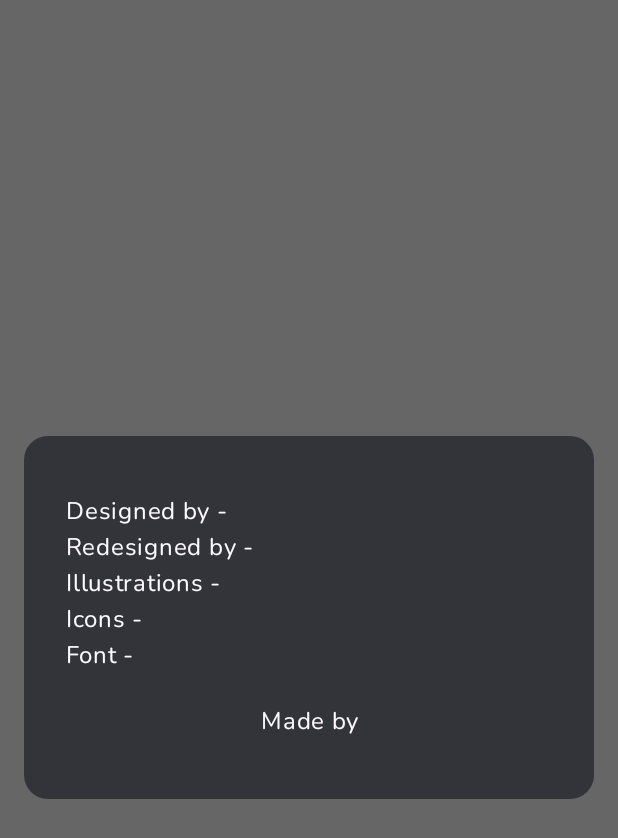
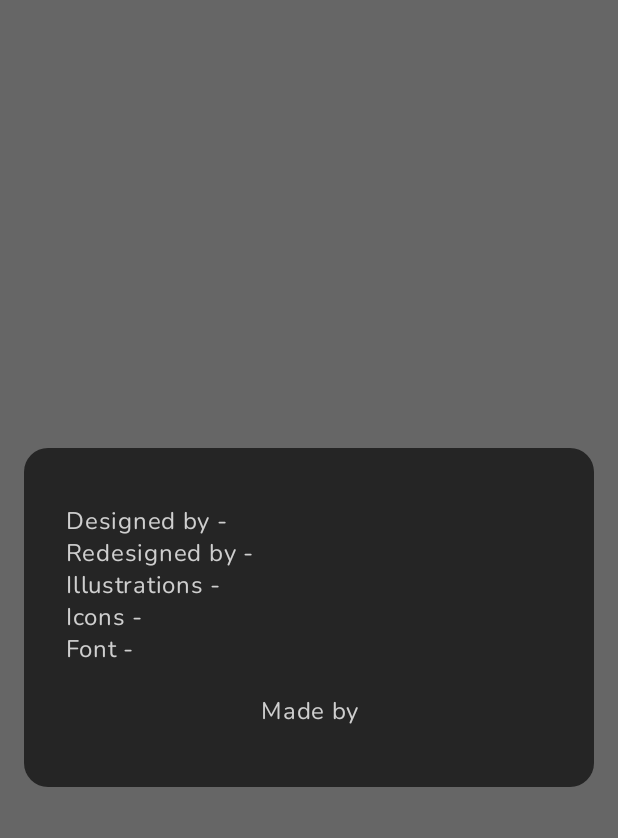
Before and after one commit to wadeowenwatt/note-app-jetpack, an Android app built with Jetpack Compose: the @Preview function InfoDialogPreview, on a phone screen of 412 x 824 dp. Shown: the top 838 px of the screen. Run offline under Robolectric (Android 15) with nearby library versions, the phone set to English and light mode, and no system bars.

Commit message:
add dialog all

```diff
--- a/app/src/main/java/wade/owen/watt/note_app/ui/compose/AppDialog.kt
+++ b/app/src/main/java/wade/owen/watt/note_app/ui/compose/AppDialog.kt
@@ -46,6 +46,7 @@ fun InfoDialog(onDismissRequest: () -> Unit) {
                     modifier = Modifier
                         .fillMaxWidth()
                         .padding(16.dp),
+                    colors = CardDefaults.cardColors(MainBg),
                     shape = RoundedCornerShape(16.dp),
                 ) {
                     Column(
@@ -53,13 +54,13 @@ fun InfoDialog(onDismissRequest: () -> Unit) {
                             .fillMaxWidth()
                             .padding(start = 28.dp, end = 28.dp, top = 38.dp, bottom = 40.dp)
                     ) {
-                        Text(text = "Designed by - ")
-                        Text(text = "Redesigned by - ")
-                        Text(text = "Illustrations - ")
-                        Text(text = "Icons - ")
-                        Text(text = "Font - ")
+                        GreyTextDialog(text = "Designed by - ")
+                        GreyTextDialog(text = "Redesigned by - ")
+                        GreyTextDialog(text = "Illustrations - ")
+                        GreyTextDialog(text = "Icons - ")
+                        GreyTextDialog(text = "Font - ")
                         Box(modifier = Modifier.height(20.dp))
-                        Text(
+                        GreyTextDialog(
                             text = "Made by",
                             textAlign = TextAlign.Center,
                             modifier = Modifier.fillMaxWidth()
@@ -126,7 +127,7 @@ fun AppAlertDialog(
                     ) {
                         Box(Modifier.weight(fill = true, weight = 0.5f)) {
                             ElevatedButton(
-                                onClick = onConfirm,
+                                onClick = onReject,
                                 modifier = Modifier.fillMaxWidth(),
                                 shape = RoundedCornerShape(5.dp),
                                 colors = ButtonDefaults.buttonColors(
@@ -142,7 +143,7 @@ fun AppAlertDialog(
                         Box(modifier = Modifier.weight(fill = true, weight = 0.15f))
                         Box(Modifier.weight(fill = true, weight = 0.5f)) {
                             ElevatedButton(
-                                onClick = onReject,
+                                onClick = onConfirm,
                                 shape = RoundedCornerShape(5.dp),
                                 modifier = Modifier.fillMaxWidth(),
                                 colors = ButtonDefaults.buttonColors(
@@ -163,8 +164,17 @@ fun AppAlertDialog(
 }
 
 @Composable
-fun GreyTextDialog(text: String) {
-    Text(text = text, style = Typography.bodyLarge.copy(color = GreyText))
+fun GreyTextDialog(
+    text: String,
+    textAlign: TextAlign = TextAlign.Start,
+    modifier: Modifier = Modifier
+) {
+    Text(
+        text = text,
+        style = Typography.bodyLarge.copy(color = GreyText),
+        modifier = modifier,
+        textAlign = textAlign,
+    )
 }
 
 @Preview(showBackground = true)
--- a/app/src/main/java/wade/owen/watt/note_app/ui/screen/note_detail/NoteDetailViewModel.kt
+++ b/app/src/main/java/wade/owen/watt/note_app/ui/screen/note_detail/NoteDetailViewModel.kt
@@ -34,7 +34,9 @@ class NoteDetailViewModel @Inject constructor(
                     _uiState.value = NoteDetailUiState(
                         id = it.id,
                         title = it.title,
+                        tempTitle = it.title,
                         content = it.content,
+                        tempContent = it.content,
                         viewingMode = true,
                     )
                 }
@@ -97,6 +99,8 @@ class NoteDetailViewModel @Inject constructor(
 data class NoteDetailUiState(
     var id: Int? = null,
     var title: String? = null,
+    var tempTitle: String? = null,
     var content: String? = null,
+    var tempContent: String? = null,
     var viewingMode: Boolean = false,
 )
--- a/app/src/main/res/values/strings.xml
+++ b/app/src/main/res/values/strings.xml
@@ -5,4 +5,7 @@
     <string name="save_changes">Save changes ?</string>
     <string name="discard_changes">Discard your changes ?</string>
     <string name="delete_note">Delete this note ?</string>
+    <string name="delete">Delete</string>
+    <string name="cancel">Cancel</string>
+    <string name="keep">Keep</string>
 </resources>
```
Also changed, not shown: app/src/main/java/wade/owen/watt/note_app/ui/screen/home/HomeScreen.kt (+0 -13 lines), app/src/main/java/wade/owen/watt/note_app/ui/screen/home/component/ItemNoteSwipeable.kt (+30 -2 lines), app/src/main/java/wade/owen/watt/note_app/ui/screen/note_detail/NoteDetailScreen.kt (+55 -2 lines).
